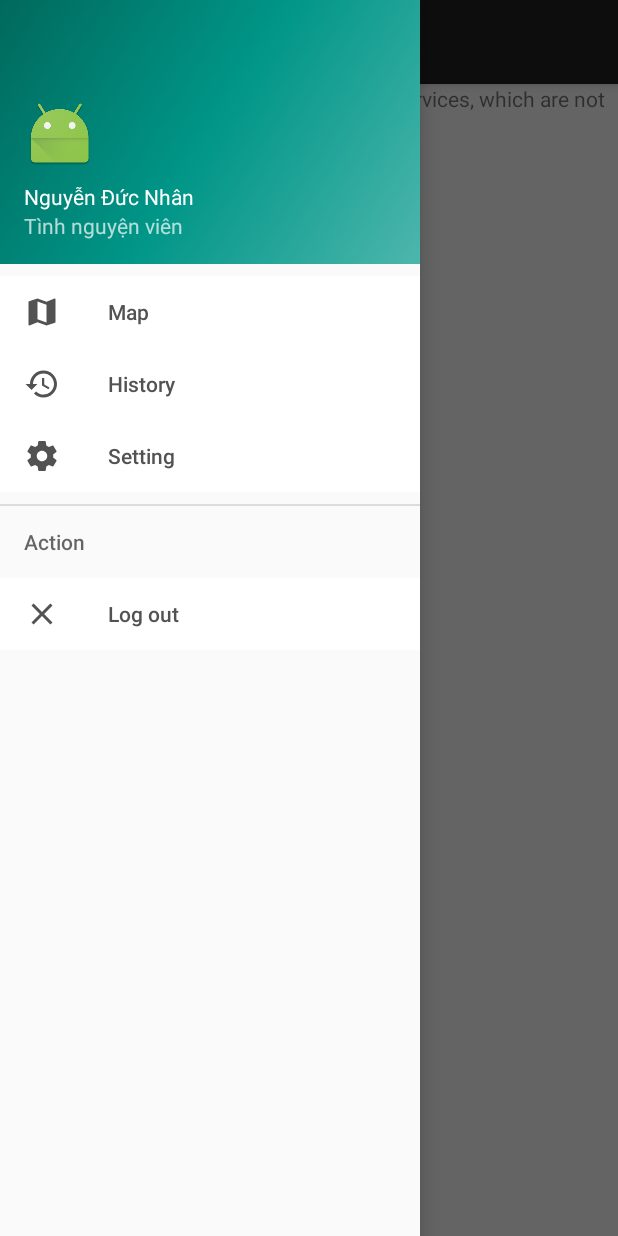
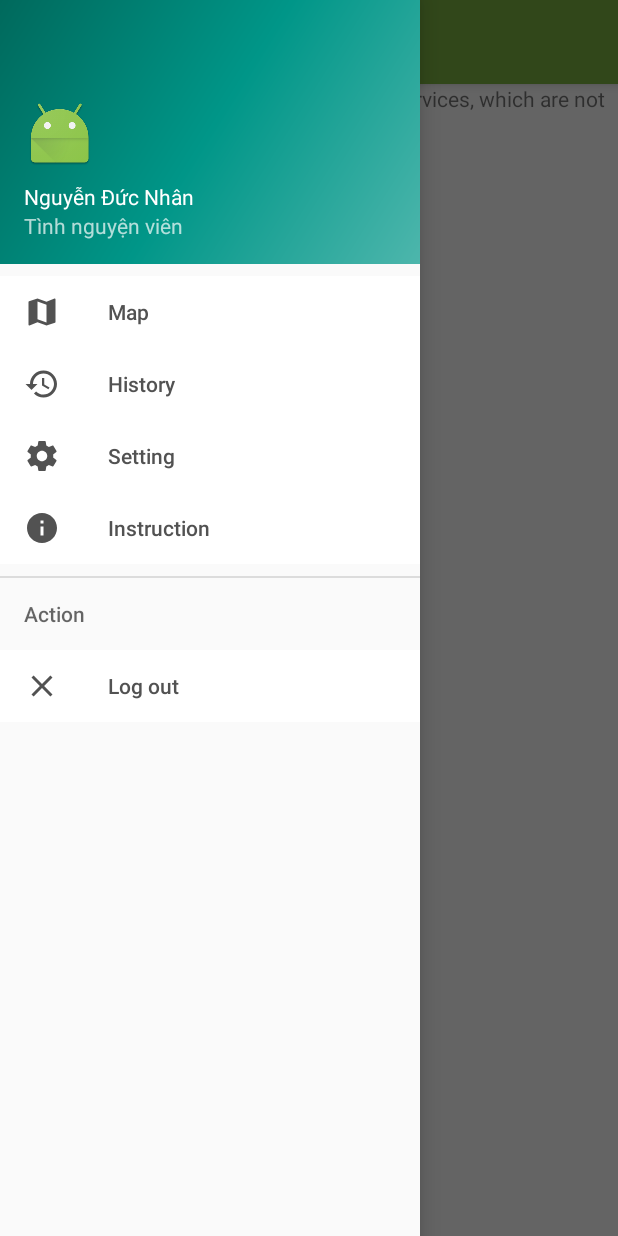
Before and after one commit to henchiyb/HappingTreeHI-04, an Android app: the MainActivity screen opened directly, with no data from a screen before it, with the side drawer open, on a phone screen of 412 x 824 dp. Run offline under Robolectric (Android 15) with nearby library versions, the phone set to English and light mode, and no system bars; libraries missing offline, so code that uses them is left out: cn.fanrunqi.waveprogress; 7 statements that could not run were skipped.

Commit message:
Update instruction + some condition

```diff
--- a/GoogleMapDirectionAPI/app/src/main/java/vn/edu/khtn/googlemapsforseminar02/HistoryObject.java
+++ b/GoogleMapDirectionAPI/app/src/main/java/vn/edu/khtn/googlemapsforseminar02/HistoryObject.java
@@ -1,6 +1,4 @@
 package vn.edu.khtn.googlemapsforseminar02;
-
-import java.util.Date;
 
 import io.realm.RealmObject;
 
--- a/GoogleMapDirectionAPI/app/src/main/java/vn/edu/khtn/googlemapsforseminar02/MainActivity.java
+++ b/GoogleMapDirectionAPI/app/src/main/java/vn/edu/khtn/googlemapsforseminar02/MainActivity.java
@@ -4,6 +4,9 @@ package vn.edu.khtn.googlemapsforseminar02;
 import android.content.DialogInterface;
 
 import android.content.Intent;
+import android.graphics.Color;
+import android.location.Location;
+import android.os.AsyncTask;
 import android.os.Bundle;
 
 import android.os.Handler;
@@ -16,8 +19,19 @@ import android.support.v4.widget.DrawerLayout;
 import android.support.v7.app.ActionBarDrawerToggle;
 import android.support.v7.app.AppCompatActivity;
 import android.support.v7.widget.Toolbar;
+import android.util.Log;
+import android.view.LayoutInflater;
 import android.view.MenuItem;
+import android.view.View;
 import android.widget.Toast;
+
+import com.google.android.gms.maps.model.BitmapDescriptor;
+import com.google.android.gms.maps.model.CustomCap;
+import com.google.android.gms.maps.model.JointType;
+import com.google.android.gms.maps.model.LatLng;
+import com.google.android.gms.maps.model.PolylineOptions;
+
+import java.util.ArrayList;
 
 public class MainActivity extends AppCompatActivity
         implements NavigationView.OnNavigationItemSelectedListener {
@@ -41,9 +55,32 @@ public class MainActivity extends AppCompatActivity
         NavigationView navigationView = (NavigationView) findViewById(R.id.nav_view);
         navigationView.setNavigationItemSelectedListener(this);
         mapFragment = new MapFragment();
+        if (!Utils.getBooleanFromPreference(this, "NewUser")){
+            //show dialog user guide
+            showDialogUserGuide();
+            Utils.saveBooleanToPreference(this, "NewUser", true);
+        }
         openFragment(mapFragment, false);
     }
 
+    private void showDialogUserGuide(){
+        AlertDialog.Builder builder = new AlertDialog.Builder(this);
+        LayoutInflater factory = LayoutInflater.from(this);
+        final View view = factory.inflate(R.layout.dialog_layout, null);
+        builder.setView(view);
+        builder.setTitle("Hướng dẫn");
+        builder.setIcon(R.drawable.ic_info_black_24dp);
+        builder.setCancelable(false);
+        builder.setPositiveButton("OK", new DialogInterface.OnClickListener() {
+            @Override
+            public void onClick(DialogInterface dialogInterface, int i) {
+                dialogInterface.dismiss();
+            }
+        });
+
+        AlertDialog alertDialog = builder.create();
+        alertDialog.show();
+    }
     private void openFragment(Fragment fragment, boolean addToBackStack){
         curentFragment = fragment;
         FragmentTransaction fragmentTransaction = getSupportFragmentManager().beginTransaction();
@@ -101,6 +138,8 @@ public class MainActivity extends AppCompatActivity
                  openFragment(fragmentSetting, false);
              }
 
+         }else if (id == R.id.nav_instructions) {
+            showDialogUserGuide();
          } else if (id == R.id.nav_log_out) {
              AlertDialog.Builder builder = new AlertDialog.Builder(this);
              builder.setTitle("Log out");
--- a/GoogleMapDirectionAPI/app/src/main/java/vn/edu/khtn/googlemapsforseminar02/SettingFragment.java
+++ b/GoogleMapDirectionAPI/app/src/main/java/vn/edu/khtn/googlemapsforseminar02/SettingFragment.java
@@ -15,7 +15,7 @@ public class SettingFragment extends Fragment {
     @Nullable
     @Override
     public View onCreateView(LayoutInflater inflater, @Nullable ViewGroup container, @Nullable Bundle savedInstanceState) {
-        View view = inflater.inflate(R.layout.fragment_history, container, false);
+        View view = inflater.inflate(R.layout.fragment_settings, container, false);
         return view;
     }
 }
--- a/GoogleMapDirectionAPI/app/src/main/java/vn/edu/khtn/googlemapsforseminar02/Utils.java
+++ b/GoogleMapDirectionAPI/app/src/main/java/vn/edu/khtn/googlemapsforseminar02/Utils.java
@@ -1,10 +1,13 @@
 package vn.edu.khtn.googlemapsforseminar02;
 
 import android.content.Context;
+import android.content.SharedPreferences;
 import android.content.res.AssetFileDescriptor;
 import android.media.MediaPlayer;
 
 import java.io.IOException;
+
+import static android.content.Context.MODE_PRIVATE;
 
 /**
  * Created by 10 pro 64bit on 09-Apr-18.
@@ -20,4 +23,16 @@ public class Utils {
             e.printStackTrace();
         }
     }
+
+    public static void saveBooleanToPreference(Context context, String namePref, boolean value) {
+        SharedPreferences preferences = context.getSharedPreferences(namePref, MODE_PRIVATE);
+        SharedPreferences.Editor editor = preferences.edit();
+        editor.putBoolean(namePref, value);
+        editor.apply();
+    }
+
+    public static boolean getBooleanFromPreference(Context context, String namePref) {
+        SharedPreferences sharedPreferences = context.getSharedPreferences(namePref, MODE_PRIVATE);
+        return sharedPreferences.getBoolean(namePref, false);
+    }
 }
--- /dev/null
+++ b/GoogleMapDirectionAPI/app/src/main/res/drawable/ic_info_black_24dp.xml
@@ -0,0 +1,9 @@
+<vector xmlns:android="http://schemas.android.com/apk/res/android"
+        android:width="24dp"
+        android:height="24dp"
+        android:viewportWidth="24.0"
+        android:viewportHeight="24.0">
+    <path
+        android:fillColor="#FF000000"
+        android:pathData="M12,2C6.48,2 2,6.48 2,12s4.48,10 10,10 10,-4.48 10,-10S17.52,2 12,2zM13,17h-2v-6h2v6zM13,9h-2L11,7h2v2z"/>
+</vector>
--- /dev/null
+++ b/GoogleMapDirectionAPI/app/src/main/res/drawable/ic_tree_with_three_circles_of_foliage_green.xml
@@ -0,0 +1,4 @@
+<vector android:height="24dp" android:viewportHeight="603.175"
+    android:viewportWidth="603.175" android:width="24dp" xmlns:android="http://schemas.android.com/apk/res/android">
+    <path android:fillColor="@color/primary" android:pathData="M157.1,371.3c1.1,0 2.2,-0.1 3.3,-0.1c28.3,32 71.6,54.2 103.1,68.9v126.7c0,20.7 15.9,36.4 36.9,36.4c21,0 36.9,-15.6 36.9,-36.4v-85.7c50.5,-14.3 97.8,-49.5 123.2,-95.6c50.5,-5 89.4,-37.7 89.4,-90c0,-56.8 -46.1,-115.2 -102.9,-115.2s-102.9,46.1 -102.9,102.9c0,34 16.4,64.1 41.8,82.8c-1.4,1.7 -2.8,3.3 -4.1,4.7c-12.3,13.4 -28,24.8 -44.5,32.5V182.7c33.2,-15 56.2,-48.3 56.2,-87.1C393.6,42.8 350.8,0 298,0c-52.8,0 -95.6,42.8 -95.6,95.6c0,40.6 25.4,75.3 61.1,89.1v169.3c-0.4,-0.2 -0.7,-0.4 -1.1,-0.6c-11.4,-6.2 -20.7,-11.6 -28.2,-16.5c16.6,-18.4 26.8,-42.8 26.8,-69.6c0,-57.4 -46.5,-103.9 -103.9,-103.9c-57.4,0 -103.9,46.5 -103.9,103.9C53.2,324.8 99.7,371.3 157.1,371.3zM283.9,190.1v-79.3c0,-10.6 8.3,-16 16.5,-16c8.3,0 16.5,5.3 16.5,16v78.4v242.4c32.2,-7.2 65.2,-27.9 86.7,-55.2c17.2,-21.8 26.9,-47.9 22.8,-74.7c-1.9,-12.5 8.8,-20.8 18.4,-20.8c6.3,0 12.2,3.6 13.4,12c5.1,33.4 -3.8,65.3 -21.6,92.5c-26.2,40.3 -71.8,70.3 -119.8,79.3v101.9c0,10.6 -8.3,16 -16.5,16c-8.3,0 -16.5,-5.3 -16.5,-16v-139.8c-35.4,-16.2 -72.9,-35.3 -98.9,-59.6c-25.9,-24.2 -40.3,-53.7 -29.6,-90.9c2.3,-8.1 8.8,-11.6 15.3,-11.6c9.9,0 20.1,8.1 16.5,20.4c-8.8,30.3 7.3,49.7 31.1,66c19.7,13.4 44.6,24.6 65.5,38.1L283.9,190.1L283.9,190.1z"/>
+</vector>
--- a/GoogleMapDirectionAPI/app/src/main/res/layout/dialog_layout.xml
+++ b/GoogleMapDirectionAPI/app/src/main/res/layout/dialog_layout.xml
@@ -16,8 +16,8 @@
         android:id="@+id/tv_text"
         />
     <ImageView
-        android:layout_width="150dp"
-        android:layout_height="150dp"
+        android:layout_width="350dp"
+        android:layout_height="300dp"
         android:layout_below="@id/tv_text"
         android:id="@+id/image_view"
         android:layout_centerHorizontal="true"
--- a/GoogleMapDirectionAPI/app/src/main/res/menu/activity_main_drawer.xml
+++ b/GoogleMapDirectionAPI/app/src/main/res/menu/activity_main_drawer.xml
@@ -16,6 +16,10 @@
             android:id="@+id/nav_setting"
             android:icon="@drawable/ic_settings_black_24dp"
             android:title="Setting" />
+        <item
+            android:id="@+id/nav_instructions"
+            android:icon="@drawable/ic_info_black_24dp"
+            android:title="Instruction" />
     </group>
     <item android:title="Action">
         <menu>
--- a/GoogleMapDirectionAPI/app/src/main/res/values-v21/styles.xml
+++ b/GoogleMapDirectionAPI/app/src/main/res/values-v21/styles.xml
@@ -4,6 +4,9 @@
         <item name="windowActionBar">false</item>
         <item name="windowNoTitle">true</item>
         <item name="android:statusBarColor">@android:color/transparent</item>
+        <item name="colorPrimary">@color/colorPrimary</item>
+        <item name="colorPrimaryDark">@color/colorPrimaryDark</item>
+        <item name="colorAccent">@color/colorAccent</item>
     </style>
     <style name="AppTheme" parent="Theme.AppCompat.Light.DarkActionBar">
         <item name="android:windowContentTransitions">true</item>
--- a/GoogleMapDirectionAPI/app/src/main/res/values/strings.xml
+++ b/GoogleMapDirectionAPI/app/src/main/res/values/strings.xml
@@ -1,6 +1,6 @@
 <resources>
     <string name="app_name">Happy Tree</string>
-    <string name="google_api_key">AIzaSyBf4GS88KSkAAInkzVlTi4yyAyQf3EwdTo</string>
+    <string name="google_api_key">AIzaSyB_d7n79OfcKVyEmvDfmA5pGL8TQajWrJw</string>
 
     <!-- TODO: Remove or change this placeholder text -->
     <string name="hello_blank_fragment">Hello blank fragment</string>
--- a/GoogleMapDirectionAPI/app/src/main/res/values/styles.xml
+++ b/GoogleMapDirectionAPI/app/src/main/res/values/styles.xml
@@ -11,6 +11,9 @@
     <style name="AppTheme.NoActionBar">
         <item name="windowActionBar">false</item>
         <item name="windowNoTitle">true</item>
+        <item name="colorPrimary">@color/colorPrimary</item>
+        <item name="colorPrimaryDark">@color/colorPrimaryDark</item>
+        <item name="colorAccent">@color/colorAccent</item>
     </style>
 
     <style name="AppTheme.AppBarOverlay" parent="ThemeOverlay.AppCompat.Dark.ActionBar" />
```
Also changed, not shown: GoogleMapDirectionAPI/app/src/main/java/vn/edu/khtn/googlemapsforseminar02/GetDirectionsTask.java (+7 -0 lines), GoogleMapDirectionAPI/app/src/main/java/vn/edu/khtn/googlemapsforseminar02/MapFragment.java (+82 -30 lines).
